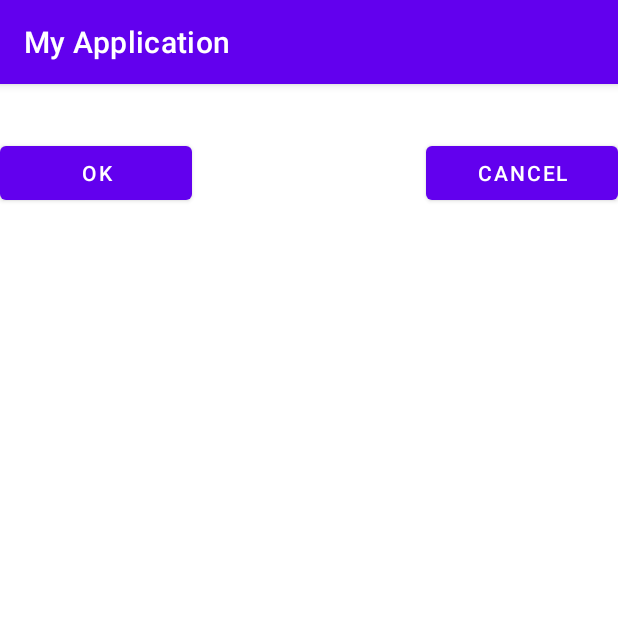
After one commit to MirunaTirca/model_colocviu1, an Android app: the SecondaryActivity screen opened directly, with no data from a screen before it, on a phone screen of 412 x 824 dp, the top half of it. The commit adds this screen. Run offline under Robolectric (Android 15) with nearby library versions, the phone set to English and light mode, and no system bars; 1 statement that could not run was skipped.

Commit message:
solved C + D

```diff
--- /dev/null
+++ b/MyApplication/app/src/main/java/ro/pub/cs/systems/eim/myapplication/views/SecondaryActivity.java
@@ -0,0 +1,59 @@
+package ro.pub.cs.systems.eim.myapplication.views;
+
+import androidx.appcompat.app.AppCompatActivity;
+
+import android.content.Intent;
+import android.os.Bundle;
+import android.view.View;
+import android.widget.Button;
+import android.widget.TextView;
+
+import ro.pub.cs.systems.eim.myapplication.R;
+import ro.pub.cs.systems.eim.myapplication.general.Constants;
+
+// C1 - INTENTII
+public class SecondaryActivity extends AppCompatActivity {
+
+    private TextView numberOfClicksTextView;
+    private Button okButton, cancelButton;
+
+    private ButtonClickListener buttonClickListener = new ButtonClickListener();
+
+    private class ButtonClickListener implements View.OnClickListener {
+
+        @Override
+        public void onClick(View view) {
+            switch (view.getId()) {
+                case R.id.ok_button:
+                    setResult(RESULT_OK, null);
+                    break;
+                case R.id.cancel_button:
+                    setResult(RESULT_CANCELED, null);
+                    break;
+            }
+
+            finish();
+        }
+    }
+
+    @Override
+    protected void onCreate(Bundle savedInstanceState) {
+        super.onCreate(savedInstanceState);
+        setContentView(R.layout.activity_secondary);
+
+        // C1 - trb .xml, manifest + event listener pe botoanelel ok si cancel
+        numberOfClicksTextView = (TextView) findViewById(R.id.total_text_view);
+        Intent intent = getIntent();
+        if (intent != null && intent.getExtras().containsKey(Constants.NUMBER_OF_CLICKS)) {
+            int numberOfClicks = intent.getIntExtra(Constants.NUMBER_OF_CLICKS, -1);
+            numberOfClicksTextView.setText(String.valueOf(numberOfClicks));
+        }
+
+        okButton = (Button) findViewById(R.id.ok_button);
+        cancelButton = (Button) findViewById(R.id.cancel_button);
+
+        okButton.setOnClickListener(buttonClickListener);
+        cancelButton.setOnClickListener(buttonClickListener);
+
+    }
+}
--- /dev/null
+++ b/MyApplication/app/src/main/res/layout/activity_secondary.xml
@@ -0,0 +1,33 @@
+<?xml version="1.0" encoding="utf-8"?>
+<RelativeLayout xmlns:android="http://schemas.android.com/apk/res/android"
+    xmlns:app="http://schemas.android.com/apk/res-auto"
+    xmlns:tools="http://schemas.android.com/tools"
+    android:layout_width="match_parent"
+    android:layout_height="match_parent"
+    tools:context=".views.SecondaryActivity">
+
+    <TextView
+        android:id="@+id/total_text_view"
+        android:layout_width="218dp"
+        android:layout_height="35dp"
+        android:layout_centerHorizontal="true"
+        android:ems="11"
+        android:gravity="center"/>
+
+    <Button
+        android:id="@+id/ok_button"
+        android:layout_width="wrap_content"
+        android:layout_height="wrap_content"
+        android:layout_below="@id/total_text_view"
+        android:ems="8"
+        android:text="@string/ok" />
+
+    <Button
+        android:id="@+id/cancel_button"
+        android:layout_width="wrap_content"
+        android:layout_height="wrap_content"
+        android:layout_below="@id/total_text_view"
+        android:layout_alignParentRight="true"
+        android:ems="8"
+        android:text="@string/cancel" />
+</RelativeLayout>
--- a/MyApplication/app/src/main/res/values/strings.xml
+++ b/MyApplication/app/src/main/res/values/strings.xml
@@ -1,3 +1,6 @@
 <resources>
     <string name="app_name">My Application</string>
+    <string name="ok_button">ok_button</string>
+    <string name="ok">ok</string>
+    <string name="cancel">cancel</string>
 </resources>
```
Also changed, not shown: MyApplication/app/src/main/AndroidManifest.xml (+21 -0 lines), MyApplication/app/src/main/java/ro/pub/cs/systems/eim/myapplication/views/MainActivity.java (+76 -1 lines), MyApplication/app/src/main/java/ro/pub/cs/systems/eim/myapplication/views/PracticalTest01Service.java (added, +32 -0 lines), MyApplication/app/src/main/java/ro/pub/cs/systems/eim/myapplication/views/ProcessingThread.java (added, +59 -0 lines), MyApplication/app/src/main/res/layout/activity_main.xml (+13 -4 lines).
